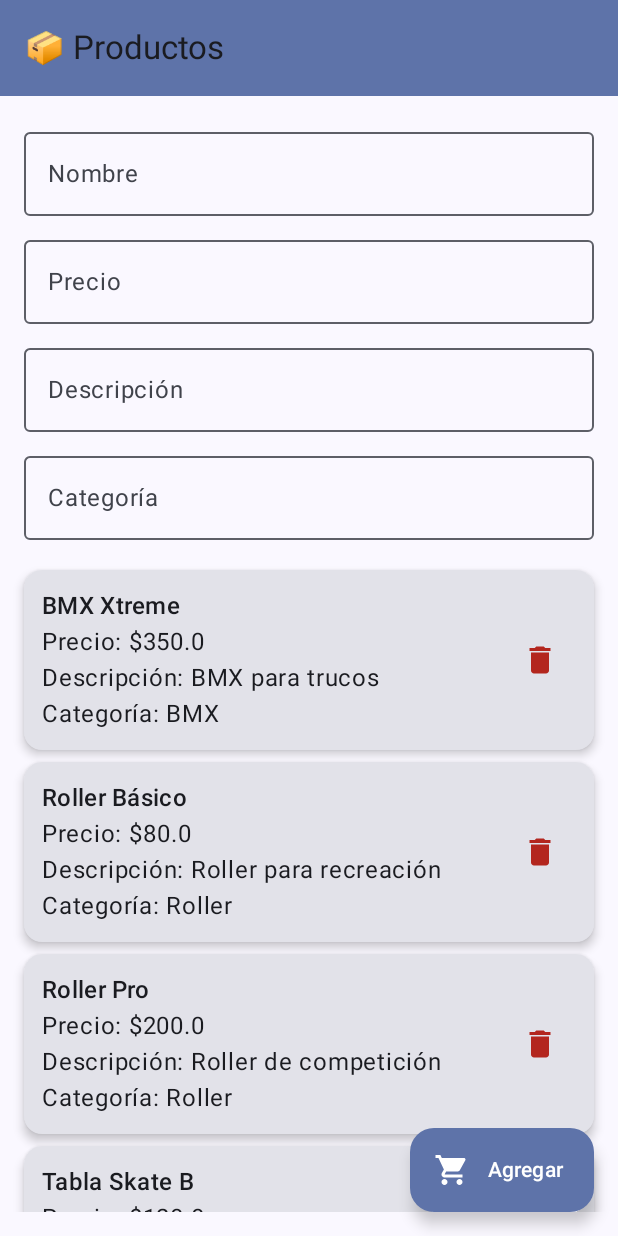
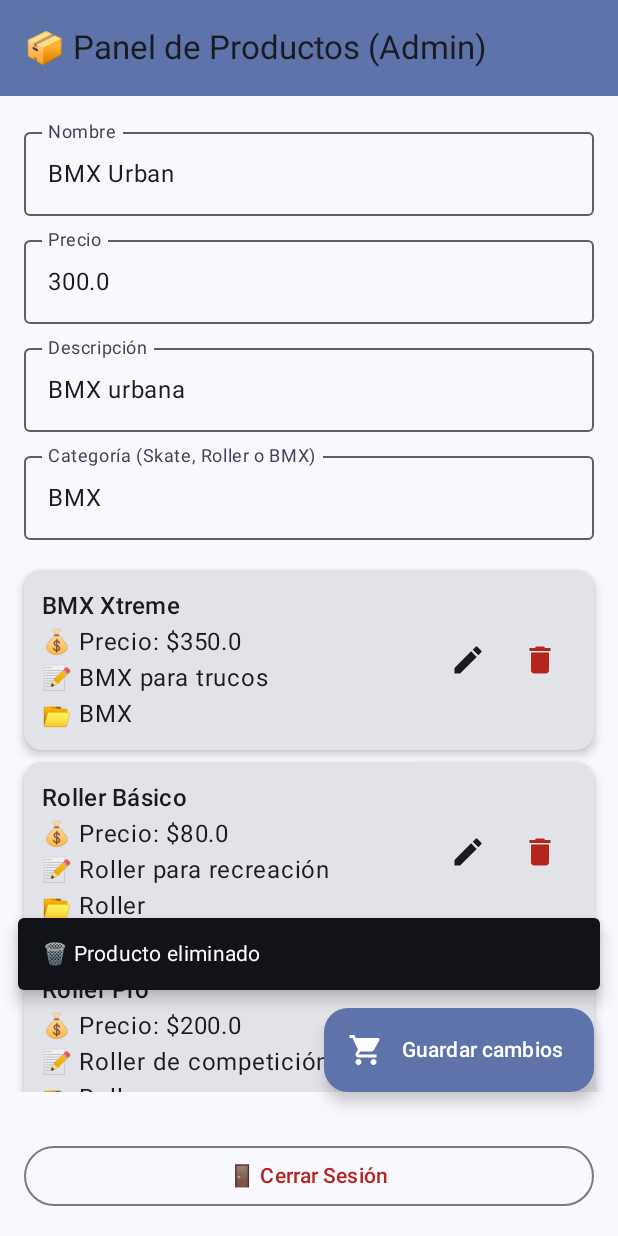
Before and after one commit to Benjacpw/ProyectoKotline, an Android app built with Jetpack Compose: the ProductosScreen screen opened through its navigation route, after a tap on "Eliminar", on a phone screen of 412 x 824 dp. Run offline under Robolectric (Android 15) with nearby library versions, the phone set to English and light mode, and no system bars; our stand-ins replace Room's generated code; 1 other tap on this screen came first.

Commit message:
Admin terminado con todos sus cruds

```diff
--- a/app/src/main/java/com/example/avance/NavHost.kt
+++ b/app/src/main/java/com/example/avance/NavHost.kt
@@ -25,9 +25,10 @@ fun AppNavigation() {
         composable("login") { LoginScreen(navController) }
         composable("home_admin") { HomeScreen(navController, isAdmin = true) }
         composable("home_user") { HomeScreen(navController, isAdmin = false) }
-        composable("productos") { ProductosScreen(viewModel = productosViewModel) }
+        composable("productos") {
+            ProductosScreen(viewModel = productosViewModel, navController = navController)
+        }
         composable("catalogo") { CatalogoScreen(productosViewModel, navController) }
         composable("quienes_somos") { QuienesSomosScreen() }
     }
-
 }
--- a/app/src/main/java/com/example/avance/ProductosScreen.kt
+++ b/app/src/main/java/com/example/avance/ProductosScreen.kt
@@ -1,62 +1,119 @@
 package com.example.avance
 
-import androidx.compose.foundation.clickable
 import androidx.compose.foundation.layout.*
 import androidx.compose.foundation.lazy.LazyColumn
 import androidx.compose.foundation.lazy.items
+import androidx.compose.foundation.text.KeyboardOptions
 import androidx.compose.material.icons.Icons
 import androidx.compose.material.icons.filled.Delete
+import androidx.compose.material.icons.filled.Edit
 import androidx.compose.material.icons.filled.ShoppingCart
 import androidx.compose.material3.*
 import androidx.compose.runtime.*
+import androidx.compose.ui.Alignment
 import androidx.compose.ui.Modifier
-import androidx.compose.foundation.text.KeyboardOptions
 import androidx.compose.ui.text.input.KeyboardType
 import androidx.compose.ui.unit.dp
 import androidx.lifecycle.viewmodel.compose.viewModel
+import androidx.navigation.NavController
 import com.example.avance.data.Producto
 import com.example.avance.viewmodel.ProductosViewModel
-import androidx.compose.ui.tooling.preview.Preview
-import androidx.compose.ui.Alignment
+import kotlinx.coroutines.launch
+import kotlinx.coroutines.CoroutineScope
+
 @OptIn(ExperimentalMaterial3Api::class)
 @Composable
-fun ProductosScreen(viewModel: ProductosViewModel = viewModel()) {
+fun ProductosScreen(
+    viewModel: ProductosViewModel = viewModel(),
+    navController: NavController? = null
+) {
     val productos by viewModel.productos.collectAsState(initial = emptyList())
 
     var nombre by remember { mutableStateOf("") }
-    var precio by remember { mutableStateOf("") } // String
+    var precio by remember { mutableStateOf("") }
     var descripcion by remember { mutableStateOf("") }
     var categoria by remember { mutableStateOf("") }
+
+    var editando by remember { mutableStateOf<Producto?>(null) }
+    val snackbarHostState = remember { SnackbarHostState() }
+    val scope = rememberCoroutineScope()
+
+    val categoriasValidas = listOf("Skate", "Roller", "BMX")
 
     Scaffold(
         topBar = {
             TopAppBar(
-                title = { Text("📦 Productos") },
+                title = { Text("📦 Panel de Productos (Admin)") },
                 colors = TopAppBarDefaults.topAppBarColors(MaterialTheme.colorScheme.primaryContainer)
             )
         },
+        snackbarHost = { SnackbarHost(hostState = snackbarHostState) },
         floatingActionButton = {
             ExtendedFloatingActionButton(
-                text = { Text("Agregar") },
+                text = { Text(if (editando == null) "Agregar" else "Guardar cambios") },
                 icon = { Icon(Icons.Default.ShoppingCart, contentDescription = null) },
                 onClick = {
-                    if (nombre.isNotBlank() && precio.isNotBlank() && descripcion.isNotBlank() && categoria.isNotBlank()) {
-                        val precioDouble = precio.toDoubleOrNull() ?: 0.0
-                        viewModel.agregar(
-                            Producto(
+                    val precioDouble = precio.toDoubleOrNull()
+                    when {
+                        nombre.isBlank() || descripcion.isBlank() || categoria.isBlank() -> {
+                            showSnackbar(scope, snackbarHostState, "⚠️ Todos los campos son obligatorios")
+                        }
+                        precioDouble == null || precioDouble <= 0 -> {
+                            showSnackbar(scope, snackbarHostState, "⚠️ El precio debe ser un número mayor a 0")
+                        }
+                        categoria !in categoriasValidas -> {
+                            showSnackbar(scope, snackbarHostState, "⚠️ Categoría inválida (usa: Skate, Roller o BMX)")
+                        }
+                        else -> {
+                            if (editando == null) {
+                                val nuevo = Producto(
                                     nombre = nombre.trim(),
                                     precio = precioDouble,
                                     descripcion = descripcion.trim(),
                                     categoria = categoria.trim()
                                 )
+                                viewModel.agregar(nuevo)
+                                showSnackbar(scope, snackbarHostState, "✅ Producto creado correctamente")
+                            } else {
+                                val actualizado = editando!!.copy(
+                                    nombre = nombre.trim(),
+                                    precio = precioDouble,
+                                    descripcion = descripcion.trim(),
+                                    categoria = categoria.trim()
                                 )
+                                viewModel.actualizar(actualizado)
+                                showSnackbar(scope, snackbarHostState, "✅ Producto actualizado correctamente")
+                                editando = null
+                            }
+
                             nombre = ""
                             precio = ""
                             descripcion = ""
                             categoria = ""
                         }
                     }
+                }
             )
+        },
+        bottomBar = {
+            BottomAppBar(
+                containerColor = MaterialTheme.colorScheme.surface,
+                contentPadding = PaddingValues(horizontal = 16.dp, vertical = 8.dp)
+            ) {
+                OutlinedButton(
+                    onClick = {
+                        navController?.navigate("login") {
+                            popUpTo("login") { inclusive = true }
+                        }
+                    },
+                    modifier = Modifier.fillMaxWidth(),
+                    colors = ButtonDefaults.outlinedButtonColors(
+                        contentColor = MaterialTheme.colorScheme.error
+                    )
+                ) {
+                    Text("🚪 Cerrar Sesión")
+                }
+            }
         }
     ) { padding ->
         Column(
@@ -85,7 +142,6 @@ fun ProductosScreen(viewModel: ProductosViewModel = viewModel()) {
                 value = descripcion,
                 onValueChange = { descripcion = it },
                 label = { Text("Descripción") },
-                keyboardOptions = KeyboardOptions(keyboardType = KeyboardType.Text),
                 modifier = Modifier.fillMaxWidth()
             )
             Spacer(Modifier.height(8.dp))
@@ -93,14 +149,27 @@ fun ProductosScreen(viewModel: ProductosViewModel = viewModel()) {
             OutlinedTextField(
                 value = categoria,
                 onValueChange = { categoria = it },
-                label = { Text("Categoría") },
+                label = { Text("Categoría (Skate, Roller o BMX)") },
                 modifier = Modifier.fillMaxWidth()
             )
             Spacer(Modifier.height(16.dp))
 
-            LazyColumn {
+            LazyColumn(modifier = Modifier.fillMaxWidth()) {
                 items(productos) { producto ->
-                    ProductoItem(producto) { viewModel.eliminar(producto) }
+                    ProductoItem(
+                        producto = producto,
+                        onDelete = {
+                            viewModel.eliminar(producto)
+                            showSnackbar(scope, snackbarHostState, "🗑 Producto eliminado")
+                        },
+                        onEdit = {
+                            editando = producto
+                            nombre = producto.nombre
+                            precio = producto.precio.toString()
+                            descripcion = producto.descripcion
+                            categoria = producto.categoria
+                        }
+                    )
                 }
             }
         }
@@ -108,7 +177,7 @@ fun ProductosScreen(viewModel: ProductosViewModel = viewModel()) {
 }
 
 @Composable
-fun ProductoItem(producto: Producto, onDelete: () -> Unit) {
+fun ProductoItem(producto: Producto, onDelete: () -> Unit, onEdit: () -> Unit) {
     Card(
         modifier = Modifier
             .fillMaxWidth()
@@ -122,11 +191,15 @@ fun ProductoItem(producto: Producto, onDelete: () -> Unit) {
             horizontalArrangement = Arrangement.SpaceBetween,
             verticalAlignment = Alignment.CenterVertically
         ) {
-            Column {
+            Column(modifier = Modifier.weight(1f)) {
                 Text(producto.nombre, style = MaterialTheme.typography.titleMedium)
-                Text("Precio: \$${producto.precio}")
-                Text("Descripción: ${producto.descripcion}")
-                Text("Categoría: ${producto.categoria}")
+                Text("💰 Precio: \$${producto.precio}")
+                Text("📝 ${producto.descripcion}")
+                Text("📂 ${producto.categoria}")
+            }
+            Row {
+                IconButton(onClick = onEdit) {
+                    Icon(Icons.Default.Edit, contentDescription = "Editar")
                 }
                 IconButton(onClick = onDelete) {
                     Icon(
@@ -138,25 +211,10 @@ fun ProductoItem(producto: Producto, onDelete: () -> Unit) {
             }
         }
     }
+}
 
-@Preview(showBackground = true)
-@Composable
-fun ProductosScreenPreview() {
-    val productosEjemplo = listOf(
-        Producto(id = 1, nombre = "Tabla Skate A", precio = 150.0, descripcion = "Tabla profesional", categoria = "Skate"),
-        Producto(id = 2, nombre = "Tabla Skate B", precio = 120.0, descripcion = "Tabla para principiantes", categoria = "Skate"),
-        Producto(id = 3, nombre = "Roller Pro", precio = 200.0, descripcion = "Roller de competición", categoria = "Roller"),
-        Producto(id = 4, nombre = "Roller Básico", precio = 80.0, descripcion = "Roller para recreación", categoria = "Roller"),
-        Producto(id = 5, nombre = "BMX Xtreme", precio = 350.0, descripcion = "BMX para trucos", categoria = "BMX"),
-        Producto(id = 6, nombre = "BMX Urban", precio = 300.0, descripcion = "BMX urbana", categoria = "BMX")
-    )
-
-    Column(modifier = Modifier.padding(16.dp)) {
-        Text("📦 Productos (Preview)", style = MaterialTheme.typography.titleLarge)
-        LazyColumn(modifier = Modifier.padding(top = 8.dp)) {
-            items(productosEjemplo) { producto ->
-                ProductoItem(producto = producto, onDelete = {})
+fun showSnackbar(scope: CoroutineScope, snackbarHostState: SnackbarHostState, message: String) {
+    scope.launch {
+        snackbarHostState.showSnackbar(message)
     }
 }
-    }
-}
```
Lines whose indentation alone changed are shown as unchanged.
